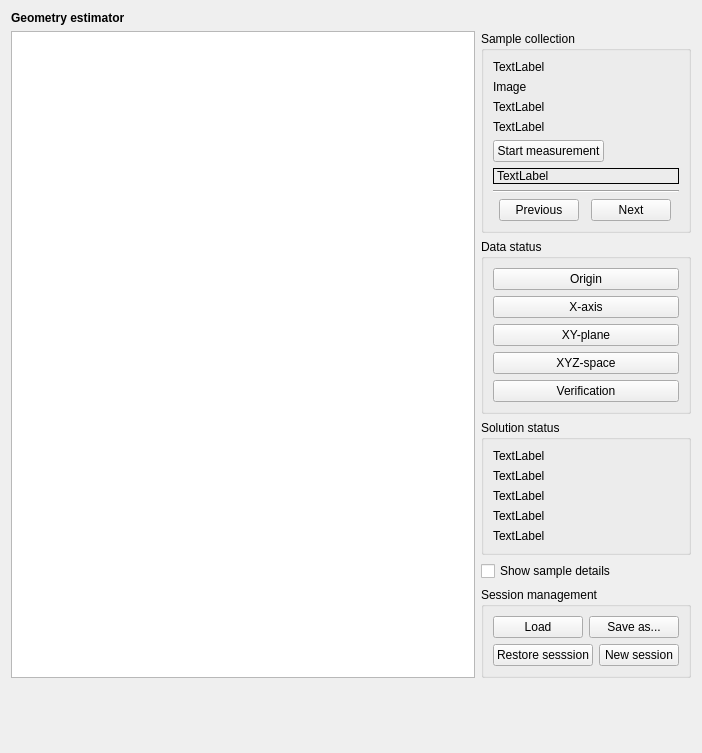
Old version of the form src/cfclient/ui/widgets/geo_estimator.ui in the repository bitcraze/crazyflie-clients-python.
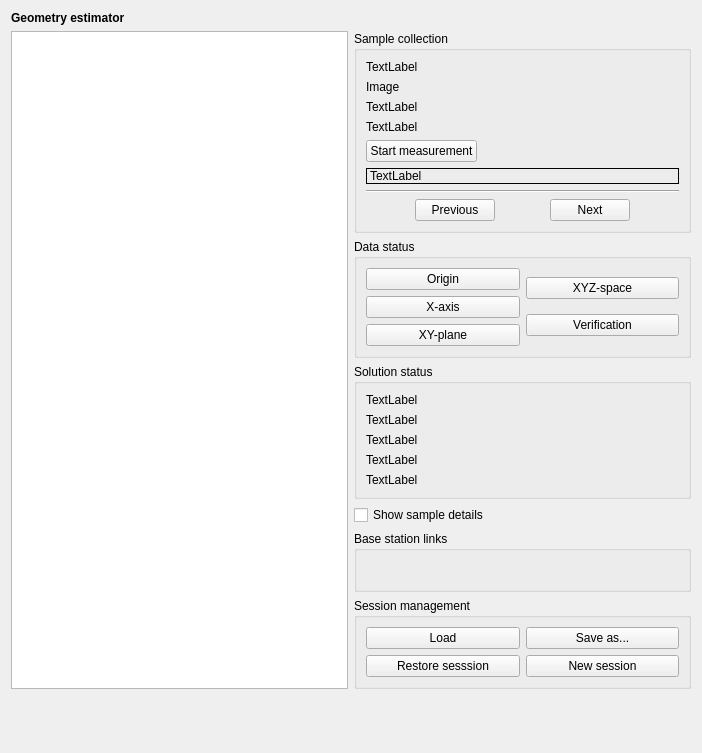
New version of the form.

Commit message: Added bs link stats

Diff of the .ui file:
```diff
--- a/src/cfclient/ui/widgets/geo_estimator.ui
+++ b/src/cfclient/ui/widgets/geo_estimator.ui
@@ -181,7 +181,9 @@
          <property name="title">
           <string>Data status</string>
          </property>
-         <layout class="QVBoxLayout" name="verticalLayout_3">
+         <layout class="QHBoxLayout" name="horizontalLayout_4">
+          <item>
+           <layout class="QVBoxLayout" name="verticalLayout_5">
           <item>
            <widget class="QPushButton" name="_data_status_origin">
             <property name="minimumSize">
@@ -224,6 +226,10 @@
             </property>
            </widget>
           </item>
+           </layout>
+          </item>
+          <item>
+           <layout class="QVBoxLayout" name="verticalLayout_3">
           <item>
            <widget class="QPushButton" name="_data_status_xyz_space">
             <property name="text">
@@ -242,6 +248,8 @@
            </widget>
           </item>
          </layout>
+          </item>
+         </layout>
         </widget>
        </item>
        <item>
@@ -301,6 +309,38 @@
          </property>
         </widget>
        </item>
+       <item>
+        <widget class="QGroupBox" name="groupBox_4">
+         <property name="title">
+          <string>Base station links</string>
+         </property>
+         <layout class="QHBoxLayout" name="horizontalLayout_5">
+          <item>
+           <layout class="QGridLayout" name="_bs_linkage_grid">
+            <property name="sizeConstraint">
+             <enum>QLayout::SetDefaultConstraint</enum>
+            </property>
+            <property name="spacing">
+             <number>2</number>
+            </property>
+           </layout>
+          </item>
+          <item>
+           <spacer name="horizontalSpacer">
+            <property name="orientation">
+             <enum>Qt::Horizontal</enum>
+            </property>
+            <property name="sizeHint" stdset="0">
+             <size>
+              <width>40</width>
+              <height>20</height>
+             </size>
+            </property>
+           </spacer>
+          </item>
+         </layout>
+        </widget>
+       </item>
        <item>
         <widget class="QGroupBox" name="groupBox">
          <property name="title">
```
Lines whose indentation alone changed are shown as unchanged. The commit also changes 1 other file.
